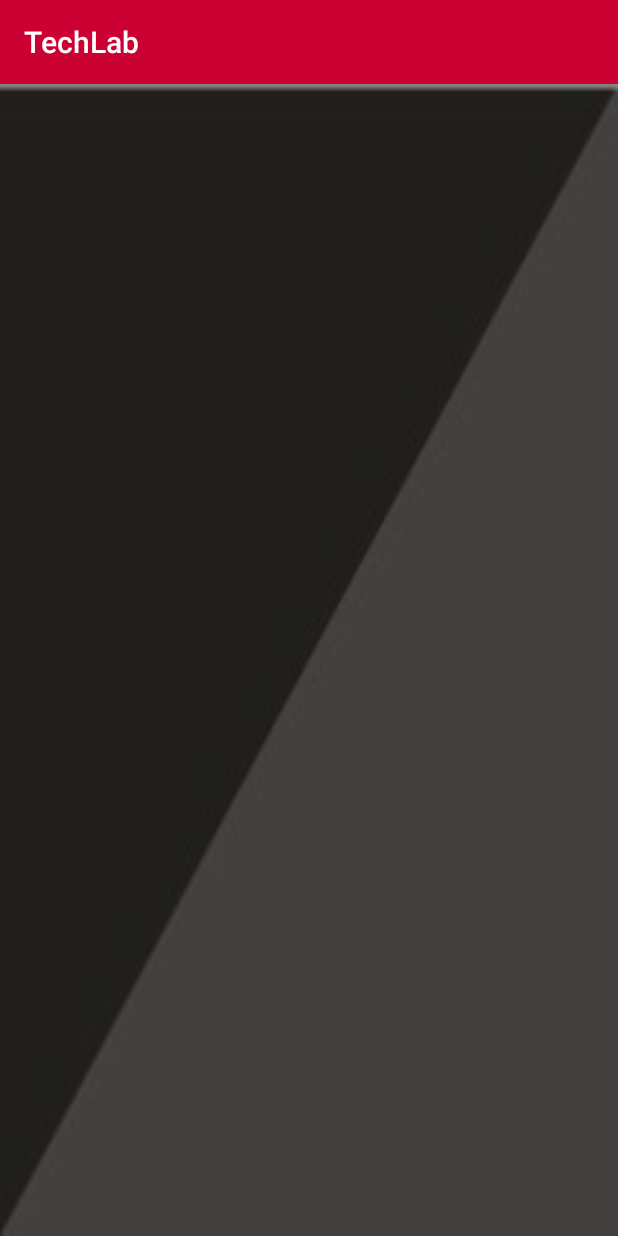
After one commit to rahafff97/TC1819_Groep_3, an Android app: the HistoryActivity screen opened directly, with no data from a screen before it, on a phone screen of 412 x 824 dp. The commit adds this screen. Run offline under Robolectric (Android 15) with nearby library versions, the phone set to English and light mode, and no system bars.

Commit message:
email in menu, new activity, log out problem fixed

```diff
--- a/TechLab/app/src/main/AndroidManifest.xml
+++ b/TechLab/app/src/main/AndroidManifest.xml
@@ -9,12 +9,12 @@
         android:roundIcon="@mipmap/ic_launcher_round"
         android:supportsRtl="true"
         android:theme="@style/AppTheme">
+        <activity android:name=".HistoryActivity"></activity>
         <activity
             android:name=".ItemsAndMenuActivity"
             android:label="@string/Producten"
-            android:theme="@style/AppTheme.NoActionBar">
-        </activity>
-        <activity android:name=".AdminActivity"/>
+            android:theme="@style/AppTheme.NoActionBar"></activity>
+        <activity android:name=".AdminActivity" />
         <activity android:name=".UserActivity" />
         <activity android:name=".LoginActivity">
             <intent-filter>
--- /dev/null
+++ b/TechLab/app/src/main/java/com/example/loginsystem/HistoryActivity.java
@@ -0,0 +1,13 @@
+package com.example.loginsystem;
+
+import android.support.v7.app.AppCompatActivity;
+import android.os.Bundle;
+
+public class HistoryActivity extends AppCompatActivity {
+
+    @Override
+    protected void onCreate(Bundle savedInstanceState) {
+        super.onCreate(savedInstanceState);
+        setContentView(R.layout.activity_history);
+    }
+}
--- /dev/null
+++ b/TechLab/app/src/main/res/layout/activity_history.xml
@@ -0,0 +1,10 @@
+<?xml version="1.0" encoding="utf-8"?>
+<android.support.constraint.ConstraintLayout xmlns:android="http://schemas.android.com/apk/res/android"
+    xmlns:app="http://schemas.android.com/apk/res-auto"
+    xmlns:tools="http://schemas.android.com/tools"
+    android:layout_width="match_parent"
+    android:layout_height="match_parent"
+    android:background="@drawable/background"
+    tools:context=".HistoryActivity">
+
+</android.support.constraint.ConstraintLayout>
--- a/TechLab/app/src/main/res/layout/activity_login.xml
+++ b/TechLab/app/src/main/res/layout/activity_login.xml
@@ -140,7 +140,7 @@
                     android:background="@color/colorPrimary"
                     android:text="@string/volgende"
                     android:textColor="@color/white"
-                    android:onClick="inloggen"
+                    android:onClick="loggingIn"
                     app:layout_constraintEnd_toEndOf="parent"
                     app:layout_constraintStart_toStartOf="parent"
                     app:layout_constraintTop_toBottomOf="@+id/Password"/>
--- a/TechLab/app/src/main/res/layout/content_items_and_menu.xml
+++ b/TechLab/app/src/main/res/layout/content_items_and_menu.xml
@@ -14,7 +14,7 @@
         android:layout_height="match_parent">
         <LinearLayout
             android:layout_width="match_parent"
-            android:layout_height="match_parent"
+            android:layout_height="wrap_content"
             android:orientation="vertical">
             <LinearLayout
                 android:layout_width="match_parent"
--- a/TechLab/app/src/main/res/layout/nav_header_items_and_menu.xml
+++ b/TechLab/app/src/main/res/layout/nav_header_items_and_menu.xml
@@ -19,6 +19,7 @@
         android:gravity="center_vertical">
 
     <TextView
+        android:id="@+id/emailtv"
         android:layout_width="match_parent"
         android:layout_height="wrap_content"
         android:paddingTop="@dimen/nav_header_vertical_spacing"
```
Also changed, not shown: TechLab/app/src/main/java/com/example/loginsystem/ItemsAndMenuActivity.java (+26 -2 lines), TechLab/app/src/main/java/com/example/loginsystem/LoginActivity.java (+18 -10 lines).
